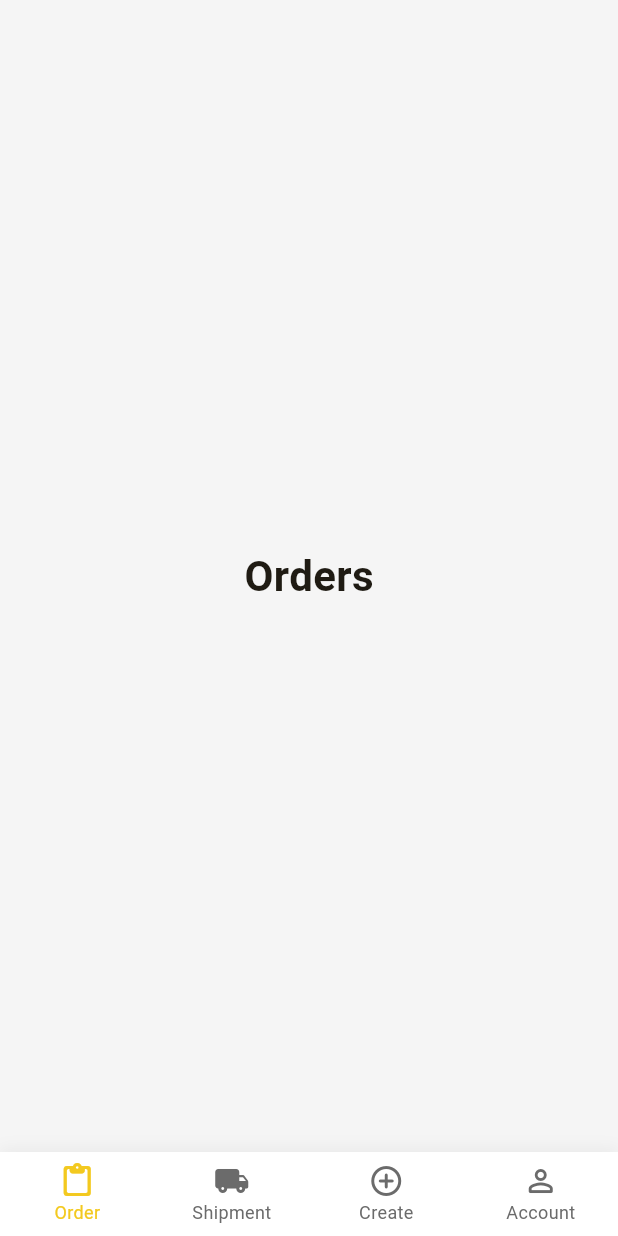
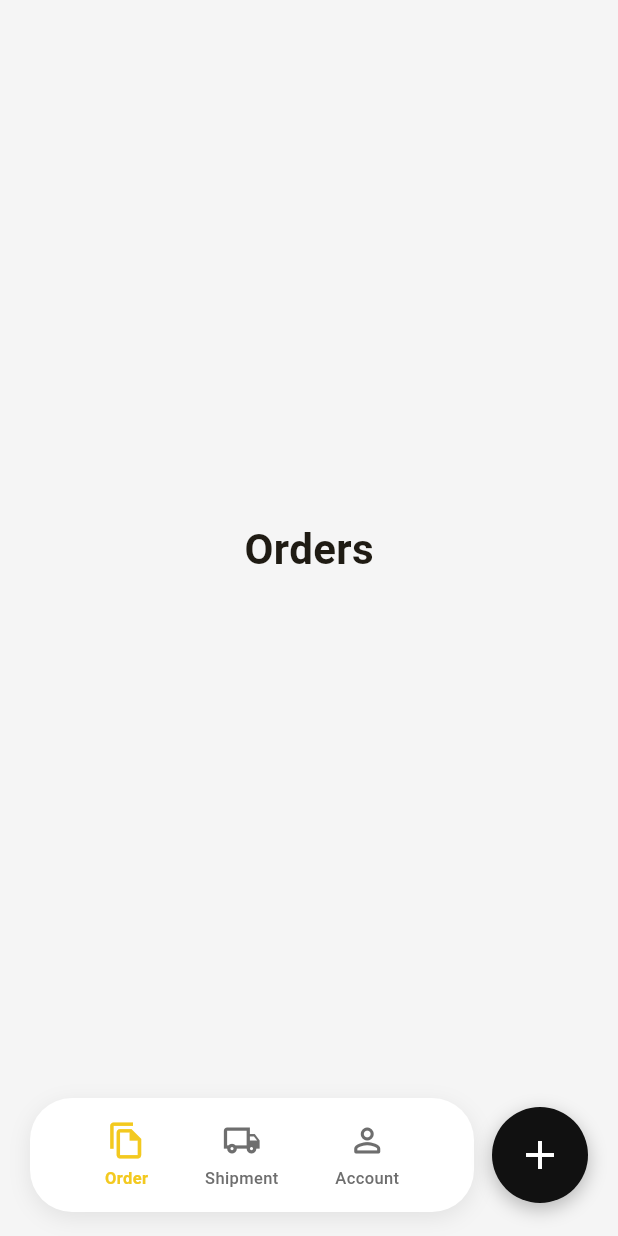
Before and after one commit to dipika-maharjan/godelivery, a Flutter app: the HomeScreen screen opened by its route, on a phone screen of 412 x 824 dp. Run offline on Flutter 3.47's test engine with Material 3 defaults, Android fonts, the phone set to English and light mode, and no system bars.

Commit message:
feat: Enhance home screen navigation with custom buttons and create action

```diff
--- a/lib/features/home/presentation/home_screen.dart
+++ b/lib/features/home/presentation/home_screen.dart
@@ -13,57 +13,134 @@ class _HomeScreenState extends State<HomeScreen> {
   static const List<Widget> _screens = [
     _OrdersTab(),
     _ShipmentTab(),
-    _CreateTab(),
     _AccountTab(),
   ];
+
+  void _onCreatePressed() {
+    setState(() => _selectedIndex = 0);
+  }
 
   @override
   Widget build(BuildContext context) {
     return Scaffold(
       backgroundColor: const Color(0xFFF5F5F5),
-      body: IndexedStack(index: _selectedIndex, children: _screens),
-      bottomNavigationBar: Container(
+      body: IndexedStack(
+        index: _selectedIndex,
+        children: _screens,
+      ),
+      bottomNavigationBar: SafeArea(
+        top: false,
+        child: Padding(
+          padding: const EdgeInsets.fromLTRB(20, 0, 20, 16),
+          child: Row(
+            children: [
+              Expanded(
+                child: Container(
+                  height: 76,
+                  padding: const EdgeInsets.symmetric(horizontal: 12),
                   decoration: BoxDecoration(
                     color: Colors.white,
+                    borderRadius: BorderRadius.circular(28),
                     boxShadow: [
                       BoxShadow(
-              color: Colors.black.withValues(alpha: 0.05),
-              blurRadius: 8,
-              offset: const Offset(0, -2),
+                        color: Colors.black.withValues(alpha: 0.08),
+                        blurRadius: 12,
+                        offset: const Offset(0, 4),
                       ),
                     ],
                   ),
-        child: SafeArea(
-          child: BottomNavigationBar(
-            currentIndex: _selectedIndex,
-            onTap: (index) => setState(() => _selectedIndex = index),
-            type: BottomNavigationBarType.fixed,
-            selectedItemColor: const Color(0xFFF3C91F),
-            unselectedItemColor: const Color(0xFF6B6B6B),
-            backgroundColor: Colors.white,
-            elevation: 0,
-            selectedFontSize: 12,
-            unselectedFontSize: 12,
-            items: const [
-              BottomNavigationBarItem(
-                icon: Icon(Icons.content_paste_rounded),
+                  child: Row(
+                    mainAxisAlignment: MainAxisAlignment.spaceEvenly,
+                    children: [
+                      _NavButton(
+                        icon: Icons.file_copy_outlined,
                         label: 'Order',
+                        isSelected: _selectedIndex == 0,
+                        onTap: () => setState(() => _selectedIndex = 0),
                       ),
-              BottomNavigationBarItem(
-                icon: Icon(Icons.local_shipping_rounded),
+                      _NavButton(
+                        icon: Icons.local_shipping_outlined,
                         label: 'Shipment',
+                        isSelected: _selectedIndex == 1,
+                        onTap: () => setState(() => _selectedIndex = 1),
                       ),
-              BottomNavigationBarItem(
-                icon: Icon(Icons.add_circle_outline_rounded),
-                label: 'Create',
-              ),
-              BottomNavigationBarItem(
-                icon: Icon(Icons.person_outline_rounded),
+                      _NavButton(
+                        icon: Icons.person_outline_rounded,
                         label: 'Account',
+                        isSelected: _selectedIndex == 2,
+                        onTap: () => setState(() => _selectedIndex = 2),
                       ),
                     ],
                   ),
                 ),
+              ),
+              const SizedBox(width: 12),
+              GestureDetector(
+                onTap: _onCreatePressed,
+                child: Container(
+                  width: 64,
+                  height: 64,
+                  decoration: const BoxDecoration(
+                    color: Color(0xFF111111),
+                    shape: BoxShape.circle,
+                    boxShadow: [
+                      BoxShadow(
+                        color: Colors.black26,
+                        blurRadius: 10,
+                        offset: Offset(0, 4),
+                      ),
+                    ],
+                  ),
+                  child: const Icon(
+                    Icons.add,
+                    color: Colors.white,
+                    size: 32,
+                  ),
+                ),
+              ),
+            ],
+          ),
+        ),
+      ),
+    );
+  }
+}
+
+class _NavButton extends StatelessWidget {
+  const _NavButton({
+    required this.icon,
+    required this.label,
+    required this.isSelected,
+    required this.onTap,
+  });
+
+  final IconData icon;
+  final String label;
+  final bool isSelected;
+  final VoidCallback onTap;
+
+  @override
+  Widget build(BuildContext context) {
+    return GestureDetector(
+      onTap: onTap,
+      child: Column(
+        mainAxisAlignment: MainAxisAlignment.center,
+        children: [
+          Icon(
+            icon,
+            color: isSelected ? const Color(0xFFF3C91F) : const Color(0xFF6E6E6E),
+            size: 26,
+          ),
+          const SizedBox(height: 4),
+          Text(
+            label,
+            style: TextStyle(
+              fontSize: 11,
+              fontWeight: isSelected ? FontWeight.w700 : FontWeight.w500,
+              color: isSelected ? const Color(0xFFF3C91F) : const Color(0xFF6E6E6E),
+            ),
+          ),
+        ],
       ),
     );
   }
@@ -97,20 +174,6 @@ class _ShipmentTab extends StatelessWidget {
   }
 }
 
-class _CreateTab extends StatelessWidget {
-  const _CreateTab();
-
-  @override
-  Widget build(BuildContext context) {
-    return const Center(
-      child: Text(
-        'Create',
-        style: TextStyle(fontSize: 28, fontWeight: FontWeight.w700),
-      ),
-    );
-  }
-}
-
 class _AccountTab extends StatelessWidget {
   const _AccountTab();
 
```
Lines whose indentation alone changed are shown as unchanged.
